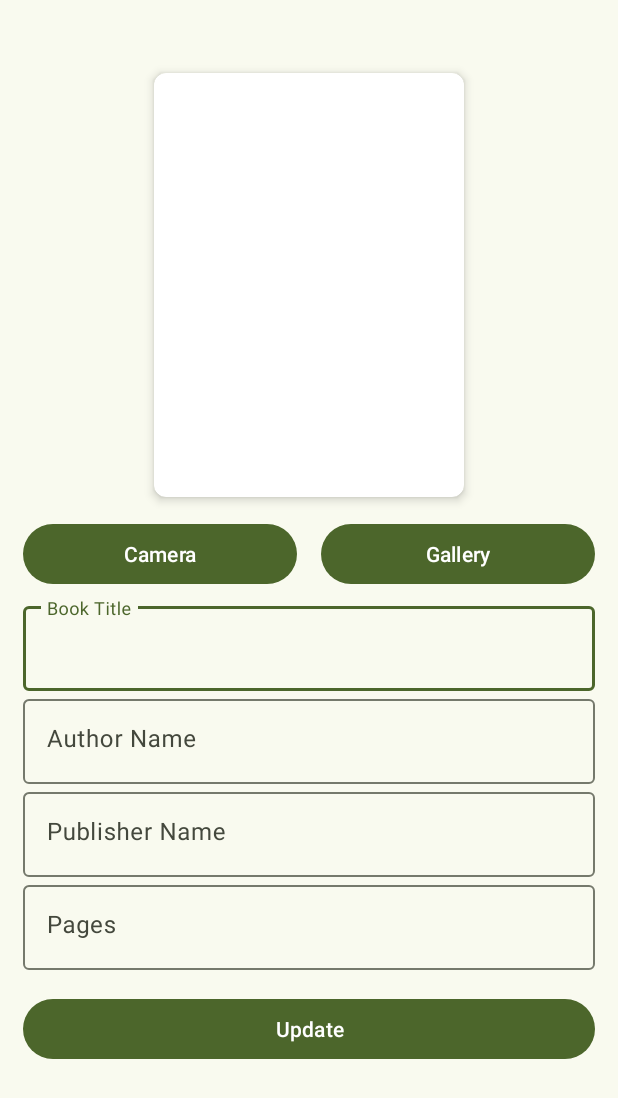
After one commit to ppawazz/Katalog-Buku-Dispusipda, an Android app: the EditBookActivity screen opened directly, with no data from a screen before it, on a phone screen of 412 x 824 dp. The commit adds this screen. Shown: the top 1098 px of the screen. Run offline under Robolectric (Android 15) with nearby library versions, the phone set to English and light mode, and no system bars; pictures from the network do not load; Roboto replaces fonts that are not available here.

Commit message:
success READ, UPDATE, DELETE, next do CREATE and LOAD IMAGE

```diff
--- a/app/src/main/AndroidManifest.xml
+++ b/app/src/main/AndroidManifest.xml
@@ -14,6 +14,9 @@
         android:supportsRtl="true"
         android:theme="@style/AppTheme"
         tools:targetApi="31">
+        <activity
+            android:name=".view.ui.EditBookActivity"
+            android:exported="false" />
         <activity
             android:name=".view.ui.AddBookActivity"
             android:exported="false" />
--- /dev/null
+++ b/app/src/main/java/com/paw/katalogbuku/view/ui/EditBookActivity.kt
@@ -0,0 +1,136 @@
+package com.paw.katalogbuku.view.ui
+
+import android.animation.AnimatorSet
+import android.animation.ObjectAnimator
+import android.net.Uri
+import android.os.Bundle
+import android.view.View
+import android.widget.Toast
+import androidx.activity.enableEdgeToEdge
+import androidx.activity.viewModels
+import androidx.appcompat.app.AppCompatActivity
+import androidx.core.view.ViewCompat
+import androidx.core.view.WindowInsetsCompat
+import androidx.lifecycle.Observer
+import com.paw.katalogbuku.R
+import com.paw.katalogbuku.databinding.ActivityEditBookBinding
+import com.paw.katalogbuku.model.remote.response.BookItem
+import com.paw.katalogbuku.utils.ResultState
+import com.paw.katalogbuku.viewmodel.BookViewModel
+import com.paw.katalogbuku.viewmodel.ViewModelFactory
+
+class EditBookActivity : AppCompatActivity() {
+
+    private lateinit var binding: ActivityEditBookBinding
+    private var currentImageUri: Uri? = null
+    private var book: BookItem? = null
+    private val bookViewModel: BookViewModel by viewModels {
+        ViewModelFactory.getInstance(this)
+    }
+
+    override fun onCreate(savedInstanceState: Bundle?) {
+        super.onCreate(savedInstanceState)
+        binding = ActivityEditBookBinding.inflate(layoutInflater)
+        enableEdgeToEdge()
+        setContentView(binding.root)
+        ViewCompat.setOnApplyWindowInsetsListener(findViewById(R.id.main_edit)) { v, insets ->
+            val systemBars = insets.getInsets(WindowInsetsCompat.Type.systemBars())
+            v.setPadding(systemBars.left, systemBars.top, systemBars.right, systemBars.bottom)
+            insets
+        }
+
+        setupUI()
+        animateViews()
+        setupUpdateButton()
+
+        // Mengambil data buku dari Intent
+        book = intent.getParcelableExtra("book")
+        book?.let { fillBookData(it) }
+    }
+
+    private fun fillBookData(book: BookItem) {
+        binding.edEditTitle.setText(book.title)
+        binding.edEditAuthor.setText(book.author)
+        binding.edEditPublisher.setText(book.publisher)
+        binding.edEditPages.setText(book.pages.toString())
+        // Mengisi URI gambar jika ada
+//        book.imageUrl?.let {
+//            currentImageUri = Uri.parse(it)
+//            binding.uploadImageEdit.setImageURI(currentImageUri)
+//            binding.uploadImageEdit.alpha = 1f
+//        }
+    }
+
+    private fun setupUI() {
+        binding.btnCameraEdit.setOnClickListener {
+            // Handle camera click
+        }
+        binding.btnGalleryEdit.setOnClickListener {
+            // Handle gallery click
+        }
+        binding.uploadImageEdit.setOnClickListener {
+            // Handle image click
+        }
+    }
+
+    private fun animateViews() {
+        val fadeIn = ObjectAnimator.ofFloat(binding.cvUploadEdit, View.ALPHA, 0f, 1f)
+        val fadeIn1 = ObjectAnimator.ofFloat(binding.btnCameraEdit, View.ALPHA, 0f, 1f)
+        val fadeIn2 = ObjectAnimator.ofFloat(binding.btnGalleryEdit, View.ALPHA, 0f, 1f)
+        val fadeIn3 = ObjectAnimator.ofFloat(binding.editTitle, View.ALPHA, 0f, 1f)
+        val fadeIn4 = ObjectAnimator.ofFloat(binding.editAuthor, View.ALPHA, 0f, 1f)
+        val fadeIn5 = ObjectAnimator.ofFloat(binding.editPublisher, View.ALPHA, 0f, 1f)
+        val fadeIn6 = ObjectAnimator.ofFloat(binding.editPages, View.ALPHA, 0f, 1f)
+        val fadeIn7 = ObjectAnimator.ofFloat(binding.buttonEdit, View.ALPHA, 0f, 1f)
+        AnimatorSet().apply {
+            playTogether(fadeIn, fadeIn1, fadeIn2, fadeIn3, fadeIn4, fadeIn5, fadeIn6, fadeIn7)
+            duration = 1000
+            start()
+        }
+    }
+
+    private fun setupUpdateButton() {
+        binding.buttonEdit.setOnClickListener {
+            updateBook()
+        }
+    }
+
+    private fun updateBook() {
+        val title = binding.edEditTitle.text.toString()
+        val author = binding.edEditAuthor.text.toString()
+        val publisher = binding.edEditPublisher.text.toString()
+        val pages = binding.edEditPages.text.toString().toIntOrNull() ?: 0
+
+        if (title.isNotEmpty() && author.isNotEmpty() && publisher.isNotEmpty() && pages > 0) {
+            // Update book data
+            val updatedBook = book?.copy(
+                title = title,
+                author = author,
+                publisher = publisher,
+                pages = pages,
+//                imageUrl = currentImageUri.toString()
+            )
+
+            updatedBook?.let {
+                bookViewModel.updateBook(it).observe(this, Observer { result ->
+                    when (result) {
+                        is ResultState.Loading -> {
+                            // Show loading indicator if needed
+                        }
+                        is ResultState.Success -> {
+                            Toast.makeText(this, "Book updated successfully", Toast.LENGTH_SHORT).show()
+                            setResult(RESULT_OK)
+                            finish()
+                        }
+                        is ResultState.Error -> {
+                            Toast.makeText(this, result.error, Toast.LENGTH_SHORT).show()
+                        }
+                    }
+                })
+            }
+        } else {
+            // Show validation error
+            Toast.makeText(this, "Please fill all fields correctly", Toast.LENGTH_SHORT).show()
+        }
+    }
+}
--- /dev/null
+++ b/app/src/main/res/layout/activity_edit_book.xml
@@ -0,0 +1,181 @@
+<?xml version="1.0" encoding="utf-8"?>
+<androidx.constraintlayout.widget.ConstraintLayout xmlns:android="http://schemas.android.com/apk/res/android"
+    xmlns:app="http://schemas.android.com/apk/res-auto"
+    xmlns:tools="http://schemas.android.com/tools"
+    android:id="@+id/main_edit"
+    android:layout_width="match_parent"
+    android:layout_height="match_parent"
+    tools:context=".view.ui.EditBookActivity">
+
+    <androidx.cardview.widget.CardView
+        android:id="@+id/cv_upload_edit"
+        android:layout_width="220dp"
+        android:layout_height="300dp"
+        android:layout_marginTop="40dp"
+        app:cardCornerRadius="8dp"
+        app:cardElevation="4dp"
+        app:cardUseCompatPadding="true"
+        app:cardBackgroundColor="@color/cardbg"
+        app:layout_constraintStart_toStartOf="parent"
+        app:layout_constraintEnd_toEndOf="parent"
+        app:layout_constraintTop_toTopOf="parent">
+
+        <ImageView
+            android:id="@+id/upload_image_edit"
+            android:layout_width="180dp"
+            android:layout_height="260dp"
+            android:alpha="0"
+            android:scaleType="fitCenter"
+            android:layout_gravity="center"
+            android:src="@drawable/ic_image"
+            tools:alpha="100" />
+    </androidx.cardview.widget.CardView>
+
+    <Button
+        android:id="@+id/btn_camera_edit"
+        android:layout_width="0dp"
+        android:layout_height="wrap_content"
+        android:layout_marginStart="15dp"
+        android:layout_marginEnd="8dp"
+        android:layout_marginTop="5dp"
+        android:gravity="center"
+        android:alpha="0"
+        android:text="Camera"
+        app:layout_constraintEnd_toStartOf="@id/btn_gallery_edit"
+        app:layout_constraintStart_toStartOf="parent"
+        app:layout_constraintTop_toBottomOf="@id/cv_upload_edit"
+        tools:alpha="100" />
+
+    <Button
+        android:id="@+id/btn_gallery_edit"
+        android:layout_width="0dp"
+        android:layout_height="wrap_content"
+        android:layout_marginStart="8dp"
+        android:layout_marginEnd="15dp"
+        android:layout_marginTop="5dp"
+        android:alpha="0"
+        android:text="Gallery"
+        app:layout_constraintEnd_toEndOf="parent"
+        app:layout_constraintStart_toEndOf="@id/btn_camera_edit"
+        app:layout_constraintTop_toBottomOf="@id/cv_upload_edit"
+        tools:alpha="100" />
+
+    <com.google.android.material.textfield.TextInputLayout
+        android:id="@+id/edit_title"
+        android:layout_width="match_parent"
+        android:layout_height="wrap_content"
+        android:layout_marginStart="15dp"
+        android:layout_marginEnd="15dp"
+        android:layout_marginTop="5dp"
+        android:alpha="0"
+        app:layout_constraintEnd_toEndOf="parent"
+        app:layout_constraintStart_toStartOf="parent"
+        app:layout_constraintTop_toBottomOf="@id/btn_gallery_edit"
+        tools:alpha="100">
+
+        <com.google.android.material.textfield.TextInputEditText
+            android:id="@+id/ed_edit_title"
+            android:layout_width="match_parent"
+            android:layout_height="match_parent"
+            android:gravity="top|start"
+            android:hint="Book Title"
+            android:inputType="textMultiLine"
+            android:maxLines="5"
+            android:textAlignment="viewStart" />
+
+    </com.google.android.material.textfield.TextInputLayout>
+
+    <com.google.android.material.textfield.TextInputLayout
+        android:id="@+id/edit_author"
+        android:layout_width="match_parent"
+        android:layout_height="wrap_content"
+        android:layout_marginStart="15dp"
+        android:layout_marginEnd="15dp"
+        android:alpha="0"
+        app:layout_constraintEnd_toEndOf="parent"
+        app:layout_constraintStart_toStartOf="parent"
+        app:layout_constraintTop_toBottomOf="@id/edit_title"
+        tools:alpha="100">
+
+        <com.google.android.material.textfield.TextInputEditText
+            android:id="@+id/ed_edit_author"
+            android:layout_width="match_parent"
+            android:layout_height="match_parent"
+            android:gravity="top|start"
+            android:hint="Author Name"
+            android:inputType="textMultiLine"
+            android:maxLines="5"
+            android:textAlignment="viewStart" />
+    </com.google.android.material.textfield.TextInputLayout>
+
+    <com.google.android.material.textfield.TextInputLayout
+        android:id="@+id/edit_publisher"
+        android:layout_width="match_parent"
+        android:layout_height="wrap_content"
+        android:layout_marginStart="15dp"
+        android:layout_marginEnd="15dp"
+        android:alpha="0"
+        app:layout_constraintEnd_toEndOf="parent"
+        app:layout_constraintStart_toStartOf="parent"
+        app:layout_constraintTop_toBottomOf="@id/edit_author"
+        tools:alpha="100">
+
+        <com.google.android.material.textfield.TextInputEditText
+            android:id="@+id/ed_edit_publisher"
+            android:layout_width="match_parent"
+            android:layout_height="match_parent"
+            android:gravity="top|start"
+            android:hint="Publisher Name"
+            android:inputType="textMultiLine"
+            android:maxLines="5"
+            android:textAlignment="viewStart" />
+    </com.google.android.material.textfield.TextInputLayout>
+
+    <com.google.android.material.textfield.TextInputLayout
+        android:id="@+id/edit_pages"
+        android:layout_width="match_parent"
+        android:layout_height="wrap_content"
+        android:layout_marginStart="15dp"
+        android:layout_marginEnd="15dp"
+        android:alpha="0"
+        app:layout_constraintEnd_toEndOf="parent"
+        app:layout_constraintStart_toStartOf="parent"
+        app:layout_constraintTop_toBottomOf="@id/edit_publisher"
+        tools:alpha="100">
+
+        <com.google.android.material.textfield.TextInputEditText
+            android:id="@+id/ed_edit_pages"
+            android:layout_width="match_parent"
+            android:layout_height="match_parent"
+            android:gravity="top|start"
+            android:hint="Pages"
+            android:inputType="textMultiLine"
+            android:maxLines="5"
+            android:textAlignment="viewStart" />
+    </com.google.android.material.textfield.TextInputLayout>
+
+    <Button
+        android:id="@+id/button_edit"
+        android:layout_width="0dp"
+        android:layout_height="wrap_content"
+        android:layout_marginStart="15dp"
+        android:layout_marginEnd="15dp"
+        android:layout_marginTop="15dp"
+        android:alpha="0"
+        android:text="Update"
+        app:layout_constraintEnd_toEndOf="parent"
+        app:layout_constraintStart_toStartOf="parent"
+        app:layout_constraintTop_toBottomOf="@id/edit_pages"
+        tools:alpha="100" />
+
+    <com.google.android.material.progressindicator.LinearProgressIndicator
+        android:id="@+id/progressIndicator_edit"
+        android:layout_width="match_parent"
+        android:layout_height="wrap_content"
+        android:indeterminate="true"
+        android:visibility="gone"
+        app:layout_constraintEnd_toEndOf="parent"
+        app:layout_constraintStart_toStartOf="parent"
+        app:layout_constraintTop_toTopOf="parent" />
+
+</androidx.constraintlayout.widget.ConstraintLayout>
```
Also changed, not shown: app/src/main/java/com/paw/katalogbuku/model/BookRepository.kt (+30 -81 lines), app/src/main/java/com/paw/katalogbuku/model/remote/response/UpdateResponse.kt (added, +14 -0 lines), app/src/main/java/com/paw/katalogbuku/model/remote/service/ApiService.kt (+9 -1 lines), app/src/main/java/com/paw/katalogbuku/view/adapter/ListBookAdapter.kt (+9 -5 lines), app/src/main/java/com/paw/katalogbuku/view/ui/MainActivity.kt (+57 -4 lines), app/src/main/java/com/paw/katalogbuku/view/viewmodel/BookViewModel.kt (+4 -7 lines).
